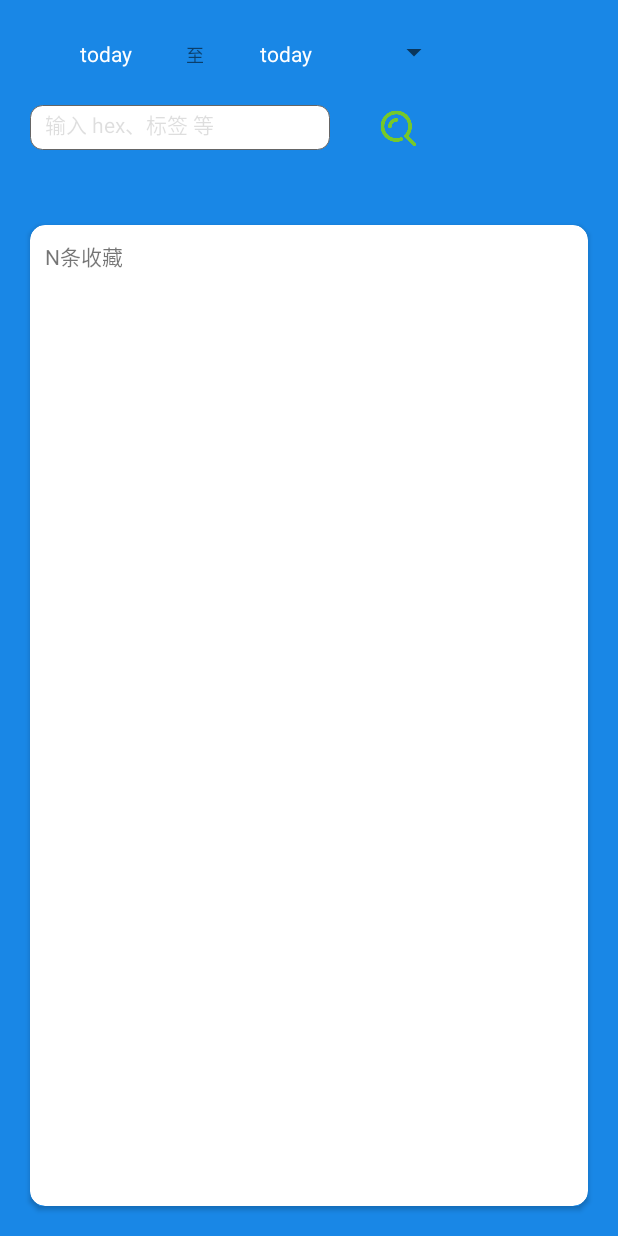
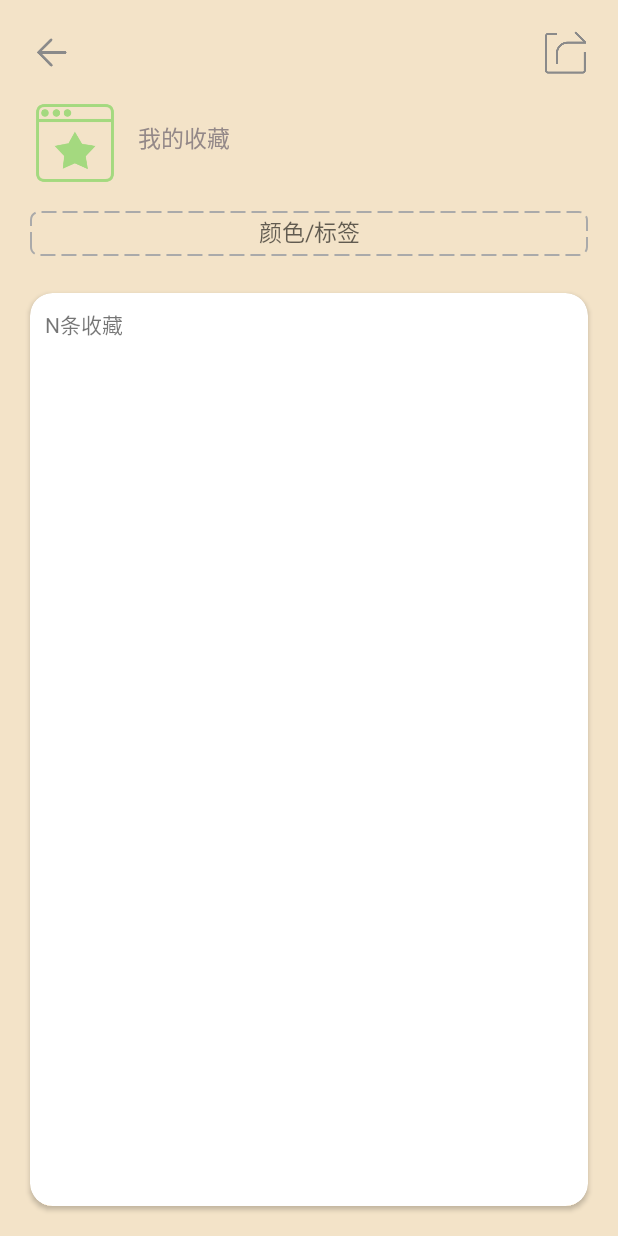
Before and after one commit to Wtier330/MyAssistant, an Android app: the fragment ArtistPalettCollection_Fragment shown on its own in the app's theme, on a phone screen of 412 x 824 dp. Run offline under Robolectric (Android 15) with nearby library versions, the phone set to English and light mode, and no system bars.

Commit message:
feat : collection 布局修改 feat:  调色收藏整体逻辑调整

```diff
--- a/app/src/main/java/com/example/myapplication/fragment/ArtistPalettCollection_Fragment.java
+++ b/app/src/main/java/com/example/myapplication/fragment/ArtistPalettCollection_Fragment.java
@@ -2,17 +2,11 @@ package com.example.myapplication.fragment;
 
 import static com.example.myapplication.constants.Fragmentconstants.SECTION_COLLECTION;
 
-import android.graphics.Color;
 import android.os.Bundle;
 import android.view.LayoutInflater;
 import android.view.View;
 import android.view.ViewGroup;
-import android.widget.ArrayAdapter;
-import android.widget.EditText;
 import android.widget.ImageView;
-import android.widget.LinearLayout;
-import android.widget.ScrollView;
-import android.widget.Spinner;
 import android.widget.TextView;
 
 import androidx.annotation.NonNull;
@@ -20,30 +14,13 @@ import androidx.annotation.Nullable;
 import androidx.fragment.app.Fragment;
 import androidx.recyclerview.widget.RecyclerView;
 
-import com.bigkoo.pickerview.TimePickerView;
 import com.example.myapplication.R;
-import com.example.myapplication.utils.TimeUtil;
-
-import java.util.Calendar;
-import java.util.Date;
 
 public class ArtistPalettCollection_Fragment extends Fragment {
 
-    private TextView tv_artistpalett_collection_startTime;
-    private TextView tv_artistpalett_collection_count;
-    private TextView tv_artistpalett_collection_endTime;
-    private Spinner sp_artistpalett_collection_timeChoice;
-    private RecyclerView rl_artistpalett_collection_list;
-    private ImageView iv_artistpalett_collection_search;
-    private EditText et_artistpalett_collection_search;
-
-    private TimePickerView pvTime; //时间选择器对象
-    private String[] searchDays;
-    private ArrayAdapter<String> sparrayAdapter;
-    private String selectedDays;
-    private LinearLayout ll_artist_contant  ;
-    private ScrollView sv_artist_contant;
-
+private TextView tv_artistpalett_collection_count;
+private ImageView iv_artistpalett_collection_favourite,iv_artistpalett_collection_share,iv_artistpalett_collection_back;
+private RecyclerView rl_artistpalett_collection_list;
     public static ArtistPalettCollection_Fragment newInstance(String sectionNumber) {
         ArtistPalettCollection_Fragment fragment = new ArtistPalettCollection_Fragment();
         Bundle args = new Bundle();
@@ -62,72 +39,10 @@ public class ArtistPalettCollection_Fragment extends Fragment {
     }
 
     private void initEvent() {
-//        tv_artistpalett_drawboard_startTime.setOnClickListener(new View.OnClickListener() {
-//            @Override
-//            public void onClick(View v) {
-//                initTimePicker(tv_artistpalett_drawboard_startTime);
-//                pvTime.show();
-//            }
-//        });
-
-//        tv_artistpalett_drawboard_endTime.setOnClickListener(new View.OnClickListener() {
-//            @Override
-//            public void onClick(View v) {
-//                initTimePicker(tv_artistpalett_drawboard_endTime);
-//                pvTime.show();
-//            }
-//        });
-//        sp_artistpalett_drawboard_timeChoice.setBackgroundColor(Color.argb(50, 255, 255, 255));
-//        searchDays = getResources().getStringArray(R.array.searchDay);
-//
-//        sparrayAdapter = new ArrayAdapter<>(getActivity(), R.layout.sp_wearther_item_layout, searchDays);
-//        sp_artistpalett_drawboard_timeChoice.setAdapter(sparrayAdapter);
-//        sp_artistpalett_drawboard_timeChoice.setOnItemSelectedListener(new AdapterView.OnItemSelectedListener() {
-//            @Override
-//            public void onItemSelected(AdapterView<?> parent, View view, int position, long id) {
-//                selectedDays = searchDays[position];
-//            }
-//
-//            @Override
-//            public void onNothingSelected(AdapterView<?> parent) {
-//            }
-//        });
     }
 
     private void initview(View view) {
 
 
     }
-
-    //初始化时间选择器
-    private void initTimePicker(TextView tv_date) {
-        Calendar selectedDate = Calendar.getInstance();
-        Calendar startDate = Calendar.getInstance();
-        startDate.set(1900, 1, 1, 0, 0);//起始时间
-        Calendar endDate = Calendar.getInstance();
-        endDate.set(2099, 12, 31, 23, 59);//结束时间
-        pvTime = new TimePickerView.Builder(getActivity(),
-                new TimePickerView.OnTimeSelectListener() {
-                    @Override
-                    public void onTimeSelect(Date date, View v) {
-                        //选中事件回调
-                        //mTvMyBirthday 这个组件就是个TextView用来显示日期 如2020-09-08
-//                        mTvMyBirthday.setText(getTimes(date));
-                        tv_date.setText(TimeUtil.getTimes(date));
-                    }
-                })
-                //年月日时分秒 的显示与否，不设置则默认全部显示
-                .setType(new boolean[]{true, true, true, true, false, false})
-                .setLabel("年", "月", "日", "时", "", "")
-                .isCenterLabel(true)
-                .setDividerColor(Color.DKGRAY)
-                .setContentSize(15)
-                .setDate(selectedDate)
-                .setRangDate(startDate, endDate)
-                .setDecorView(null)
-                .setCancelText("取消")
-                .setSubmitText("确定")
-                .setCancelColor(R.color.teal_700)
-                .build();
-    }
 }
--- a/app/src/main/res/layout/artistpalett_collection_fragment.xml
+++ b/app/src/main/res/layout/artistpalett_collection_fragment.xml
@@ -4,93 +4,72 @@
     android:layout_height="match_parent"
     xmlns:app="http://schemas.android.com/apk/res-auto"
     android:background="@color/chatBackground"
-    android:backgroundTint="#1987e6"
+    android:backgroundTint="#f3e3c8"
     android:orientation="vertical">
 
     <LinearLayout
         android:id="@+id/ll_artist_contant"
         android:layout_width="match_parent"
-        android:layout_height="110dp"
+        android:layout_height="155dp"
         android:layout_marginLeft="20dp"
         android:layout_marginTop="20dp"
         android:layout_marginRight="20dp"
         android:orientation="vertical">
+        <RelativeLayout
+            android:layout_width="match_parent"
+            android:layout_height="45dp">
+            <ImageView
+                android:layout_width="30dp"
+                android:layout_height="30dp"
+                android:layout_marginBottom="10dp"
+                android:layout_alignParentLeft="true"
+                android:background="@drawable/back"
+                android:id="@+id/iv_artistpalett_collection_back"/>
+            <ImageView
+                android:layout_width="30dp"
+                android:layout_height="30dp"
+                android:layout_marginBottom="10dp"
+                android:layout_alignParentRight="true"
+                android:background="@drawable/share"
+                android:id="@+id/iv_artistpalett_collection_share"/>
+        </RelativeLayout>
 
         <LinearLayout
             android:layout_width="match_parent"
             android:layout_height="wrap_content"
             android:orientation="horizontal">
-
+            <ImageView
+                android:layout_width="60dp"
+                android:layout_height="60dp"
+                android:background="@drawable/favourite_page"
+                android:id="@+id/iv_artistpalett_collection_favourite"
+                />
             <TextView
-                android:id="@+id/tv_artistpalett_collection_startTime"
-                android:layout_width="100dp"
+                android:layout_width="match_parent"
                 android:layout_height="30dp"
-                android:gravity="center"
-                android:text="today"
-                android:textColor="#fff" />
-
-            <TextView
-                android:layout_width="20dp"
-                android:layout_height="30dp"
-                android:gravity="center"
-
-                android:text="至"
-                android:textSize="12dp" />
-
-            <TextView
-                android:id="@+id/tv_artistpalett_collection_endTime"
-                android:layout_width="100dp"
-                android:layout_height="30dp"
-                android:gravity="center"
-
-                android:text="today"
-                android:textColor="#fff" />
-
-            <Spinner
-                android:id="@+id/sp_artistpalett_collection_timeChoice"
-                android:layout_width="60dp"
-                android:layout_height="30dp"
-                android:entries="@array/searchDay"
-                android:overlapAnchor="false"
-                android:popupBackground="@color/green8CC7B5"
-                android:spinnerMode="dropdown" />
-
+                android:layout_gravity="center"
+                android:layout_margin="12dp"
+                android:text="我的收藏"
+                android:textColor="#938888"
+                android:textSize="15sp"/>
 
         </LinearLayout>
-
-        <LinearLayout
+        <EditText
             android:layout_width="match_parent"
-            android:layout_height="wrap_content"
-            android:layout_marginTop="20dp"
-            android:orientation="horizontal">
-
-            <EditText
-                android:id="@+id/et_artistpalett_collection_search"
-                android:layout_width="200dp"
-                android:layout_height="30dp"
-                android:background="@drawable/et_sharp"
-                android:hint="输入 hex、标签 等"
-                android:textColorHint="@color/translucent"
-                android:textSize="14sp" />
-
-            <ImageView
-                android:id="@+id/iv_artistpalett_collection_search"
-                android:layout_width="30dp"
-                android:layout_height="30dp"
-                android:layout_gravity="center"
-                android:layout_marginLeft="30dp"
-                android:background="@drawable/search" />
-
-
-        </LinearLayout>
-
+            android:layout_height="30dp"
+            android:layout_marginTop="15dp"
+            android:id="@+id/et_artistpalett_collection_search"
+            android:gravity="center"
+            android:textSize="15sp"
+            android:background="@drawable/edit_background"
+            android:hint="颜色/标签"/>
 
     </LinearLayout>
 <androidx.cardview.widget.CardView
     android:layout_width="match_parent"
     android:layout_height="match_parent"
     android:layout_margin="20dp"
-    app:cardCornerRadius="10dp">
+    app:cardCornerRadius="15dp">
     <LinearLayout
         android:layout_width="match_parent"
         android:layout_height="match_parent"
```
Also changed, not shown: app/src/main/res/drawable/back.png (added), app/src/main/res/drawable/favourite_page.png (added), app/src/main/res/drawable/share.png (added).
